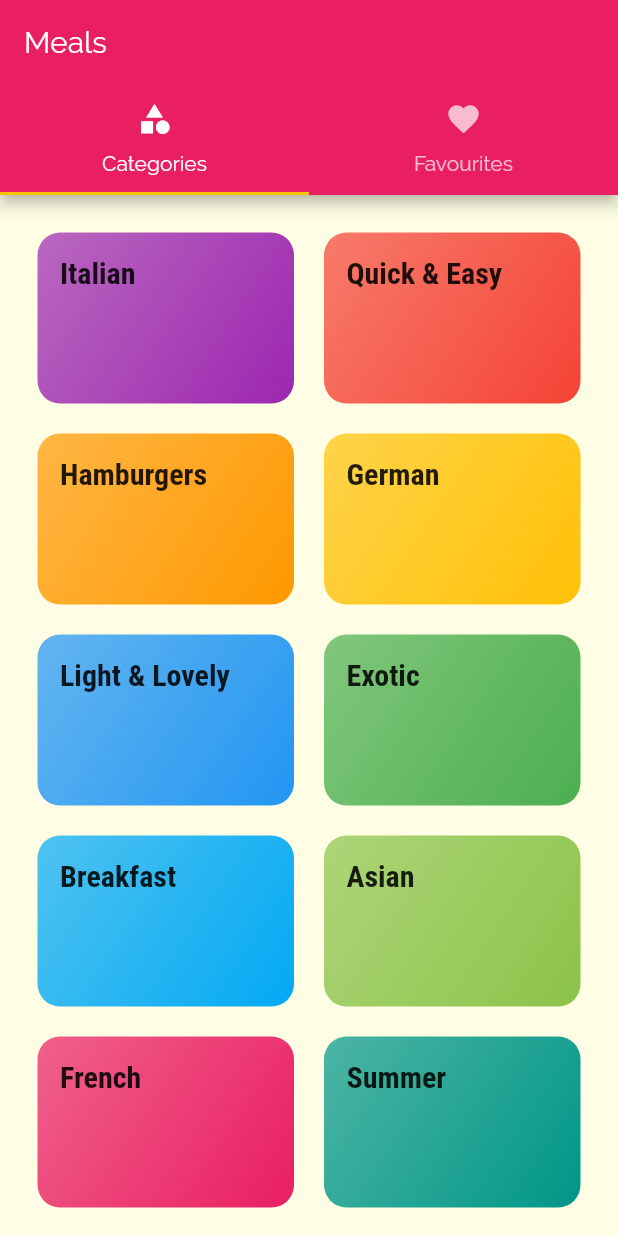
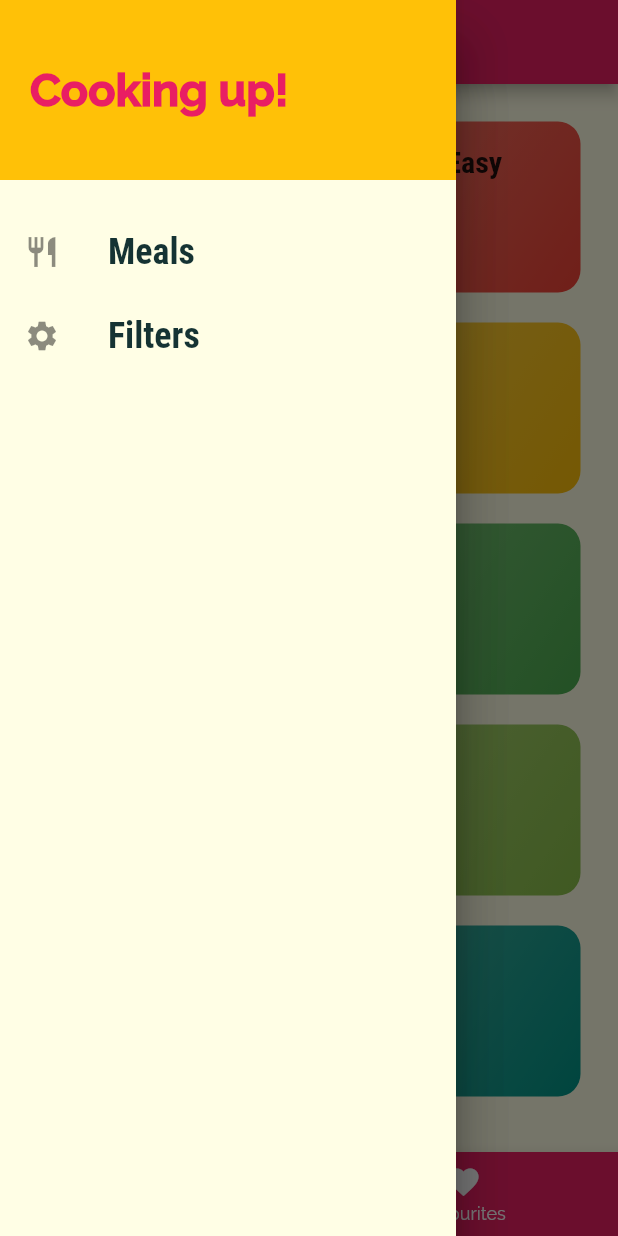
Before and after one commit to byronkimani/Meals, a Flutter app: the screen it shows after launch, with the side drawer open (before the commit the screen has no drawer), on a phone screen of 412 x 824 dp. Run offline on Flutter 3.47's test engine with Material 2 defaults, Android fonts, the phone set to English and light mode, and no system bars.

Commit message:
feat: add filtering

```diff
--- a/lib/main.dart
+++ b/lib/main.dart
@@ -1,12 +1,69 @@
 import 'package:flutter/material.dart';
-import 'package:meals/screens/categories_meals_screen.dart';
+import './dummy_data.dart';
+import './models/meal.dart';
+import './screens/categories_meals_screen.dart';
+import './screens/filters_screen.dart';
 import './screens/meal_detail_screen.dart';
 import './screens/tabs_screen.dart';
 
-
 void main() => runApp(MyApp());
 
-class MyApp extends StatelessWidget {
+class MyApp extends StatefulWidget {
+  @override
+  _MyAppState createState() => _MyAppState();
+}
+
+class _MyAppState extends State<MyApp> {
+  List<Meal> _availableMeals = DUMMY_MEALS;
+  Map<String, bool> _filters = {
+    'gluten': false,
+    'lactose': false,
+    'vegan': false,
+    'vegetarian': false,
+  };
+  List<Meal> _favouriteMeals = [];
+
+
+  void _setFilters(Map<String, bool> filterData) {
+    setState(() {
+      _filters = filterData;
+      _availableMeals = DUMMY_MEALS.where((meal) {
+        if (_filters['gluten'] && !meal.isGlutenFree) {
+          return false;
+        }
+        if (_filters['lactose'] && !meal.isLactoseFree) {
+          return false;
+        }
+        if (_filters['vegan'] && !meal.isVegan) {
+          return false;
+        }
+        if (_filters['vegetarian'] && !meal.isVegetarian) {
+          return false;
+        }
+        return true;
+      }).toList();
+    });
+  }
+
+  void _toggleFavourite(String mealId) {
+    final _existingIndex =
+        _favouriteMeals.indexWhere((meal) => meal.id == mealId);
+    if (_existingIndex >= 0) {
+      setState(() {
+        _favouriteMeals.removeAt(_existingIndex);
+      });
+    } else {
+      setState(() {
+        _favouriteMeals
+            .add(DUMMY_MEALS.firstWhere((meal) => meal.id == mealId));
+      });
+    }
+  }
+
+  bool isMealFavourite(String mealId){
+    return _favouriteMeals.any((meal) => meal.id == mealId);
+  }
+
   @override
   Widget build(BuildContext context) {
     return MaterialApp(
@@ -26,13 +83,16 @@ class MyApp extends StatelessWidget {
               fontWeight: FontWeight.bold,
             )),
       ),
-      home: TabsScreen(),
+      home: TabsScreen(_favouriteMeals),
       routes: {
-        CategoryMealsScreen.routeName: (ctx) => CategoryMealsScreen(),
-        MealDetailScreen.routeName: (ctx) => MealDetailScreen(),
+        CategoryMealsScreen.routeName: (ctx) =>
+            CategoryMealsScreen(_availableMeals),
+        MealDetailScreen.routeName: (ctx) => MealDetailScreen(_toggleFavourite, isMealFavourite),
+        FiltersScreen.routeName: (ctx) => FiltersScreen(_filters, _setFilters),
       },
       onUnknownRoute: (settings) {
-        return MaterialPageRoute(builder: (ctx) => CategoryMealsScreen());
+        return MaterialPageRoute(
+            builder: (ctx) => CategoryMealsScreen(_availableMeals));
       },
     );
   }
--- a/lib/screens/tabs_screen.dart
+++ b/lib/screens/tabs_screen.dart
@@ -1,39 +1,66 @@
 import 'package:flutter/material.dart';
+
+import '../models/meal.dart';
+import '../widgets/main_drawer.dart';
 import './categories_screens.dart';
 import './favourites_screen.dart';
 
 class TabsScreen extends StatefulWidget {
+  final List<Meal> _favouriteMeals;
+
+  TabsScreen(this._favouriteMeals);
+
   @override
   _TabsScreenState createState() => _TabsScreenState();
 }
 
 class _TabsScreenState extends State<TabsScreen> {
+  List<Map<String, Object>> _pages;
+  int _selectedIndex = 0;
+
+  @override
+  void initState() {
+    _pages = [
+      {
+        'page': CategoriesScreen(),
+        'title': 'Categories',
+      },
+      {
+        'page': FavouritesScreen(widget._favouriteMeals),
+        'title': 'Your Favourites',
+      },
+    ];
+    super.initState();
+  }
+
+  void _selectPage(int index) {
+    setState(() {
+      _selectedIndex = index;
+    });
+  }
+
   @override
   Widget build(BuildContext context) {
-    return DefaultTabController(
-      length: 2,
-      child: Scaffold(
-        appBar: AppBar(
-          title: Text('Meals'),
-          bottom: TabBar(
-            tabs: <Widget>[
-              Tab(
-                icon: Icon(Icons.category),
-                text: 'Categories',
-              ),
-              Tab(
-                icon: Icon(Icons.favorite),
-                text: 'Favourites',
-              ),
-            ],
+    return Scaffold(
+      appBar: AppBar(title: Text(_pages[_selectedIndex]['title'])),
+      drawer: Drawer(child: MainDrawer()),
+      body: _pages[_selectedIndex]['page'],
+      bottomNavigationBar: BottomNavigationBar(
+        onTap: _selectPage,
+        backgroundColor: Theme.of(context).primaryColor,
+        unselectedItemColor: Colors.white,
+        selectedItemColor: Theme.of(context).accentColor,
+        currentIndex: _selectedIndex,
+        items: [
+          BottomNavigationBarItem(
+            icon: Icon(Icons.category),
+            title: Text('Categories'),
           ),
-        ),
-        body: TabBarView(
-          children: <Widget>[
-            CategoriesScreen(),
-            FavouritesScreen(),
-          ],
-        ),
+          BottomNavigationBarItem(
+            icon: Icon(Icons.favorite),
+            title: Text('Favourites'),
+          ),
+        ],
       ),
     );
   }
--- /dev/null
+++ b/lib/widgets/main_drawer.dart
@@ -0,0 +1,55 @@
+import 'package:flutter/material.dart';
+import 'package:meals/screens/filters_screen.dart';
+
+class MainDrawer extends StatelessWidget {
+  Widget buildListTile(String title, IconData icon, Function tapHandler) {
+    return ListTile(
+      leading: Icon(icon),
+      title: Text(
+        title,
+        style: TextStyle(
+          fontFamily: 'RobotoCondensed',
+          fontSize: 24,
+          fontWeight: FontWeight.bold,
+        ),
+      ),
+      onTap: tapHandler,
+    );
+  }
+
+  @override
+  Widget build(BuildContext context) {
+    return Drawer(
+      child: Column(
+        children: <Widget>[
+          Container(
+            height: 120,
+            width: double.infinity,
+            padding: EdgeInsets.all(20),
+            alignment: Alignment.centerLeft,
+            color: Theme.of(context).accentColor,
+            child: Text(
+              'Cooking up!',
+              style: TextStyle(
+                fontWeight: FontWeight.w900,
+                fontSize: 30,
+                color: Theme.of(context).primaryColor,
+              ),
+            ),
+          ),
+          SizedBox(height: 20),
+          buildListTile(
+            'Meals',
+            Icons.restaurant,
+            () => Navigator.of(context).pushNamed('/'),
+          ),
+          buildListTile(
+            'Filters',
+            Icons.settings,
+            () => Navigator.of(context).pushNamed(FiltersScreen.routeName),
+          ),
+        ],
+      ),
+    );
+  }
+}
```
Also changed, not shown: lib/screens/categories_meals_screen.dart (+43 -17 lines), lib/screens/favourites_screen.dart (+25 -3 lines), lib/screens/filters_screen.dart (added, +124 -0 lines), lib/screens/meal_detail_screen.dart (+10 -0 lines), lib/widgets/meal_item.dart (+10 -1 lines).
